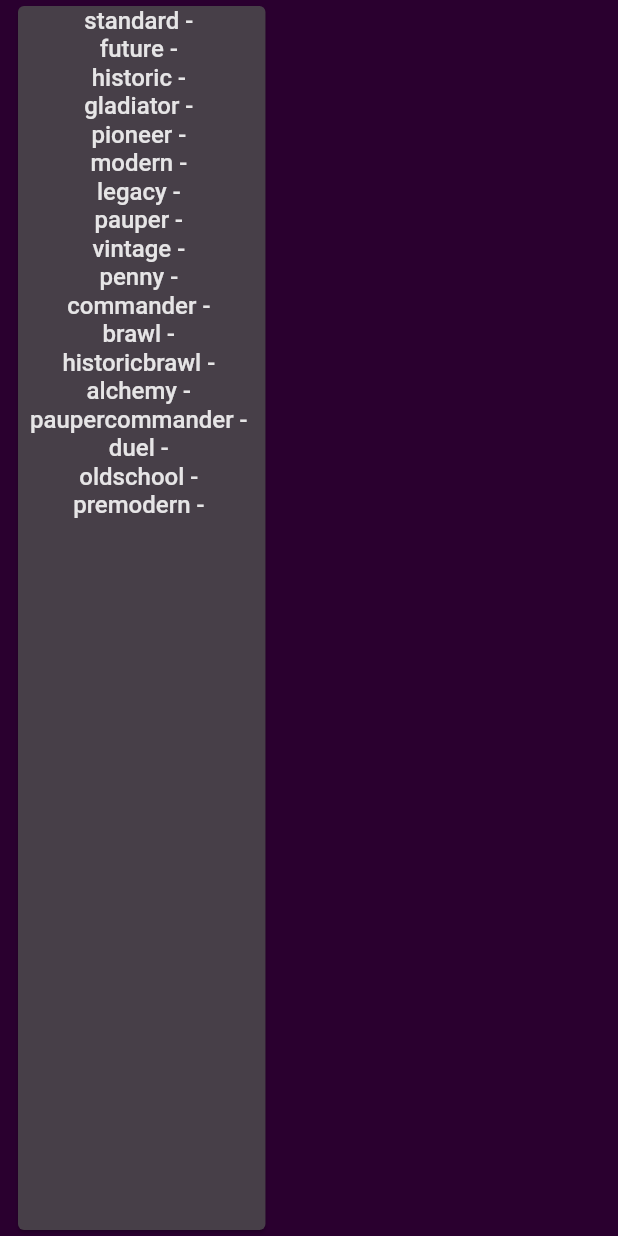
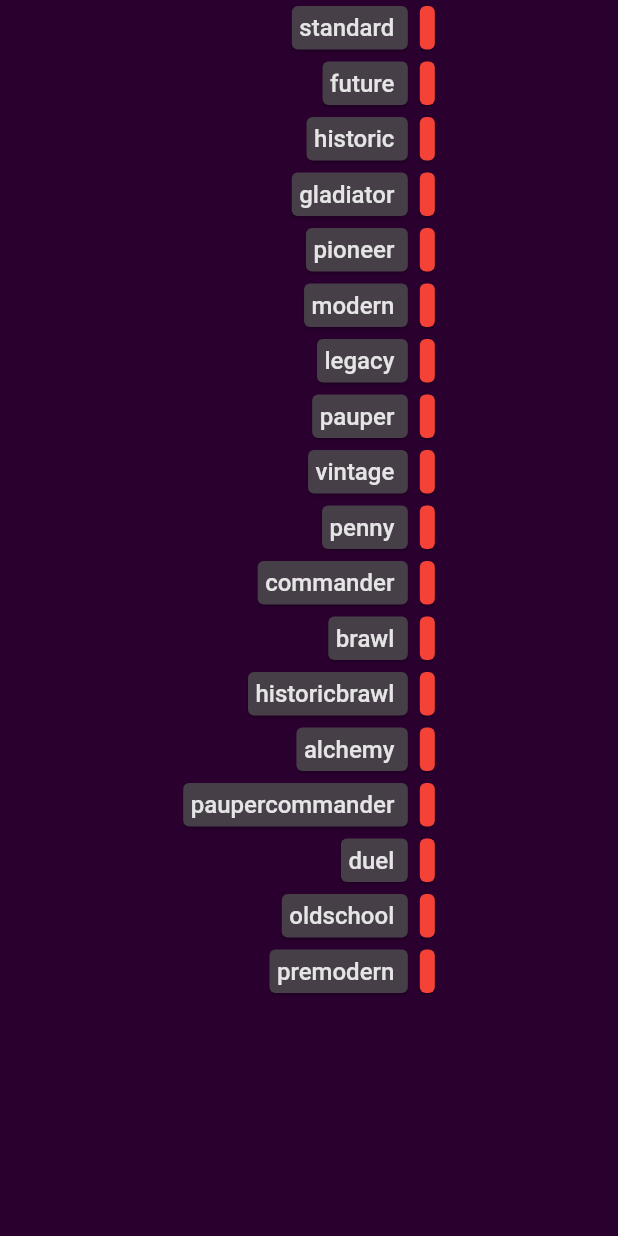
Before and after one commit to Rangel07/scryfallAPP, a Flutter app: the CardLegal widget shown alone on an empty page, opened directly with empty values, on a phone screen of 412 x 824 dp. Run offline on Flutter 3.47's test engine with Material 2 defaults, Android fonts, the phone set to English and light mode, and no system bars; network calls fail.

Commit message:
Customize legalities cards

```diff
--- a/scryfall_app/lib/pages/card_page.dart
+++ b/scryfall_app/lib/pages/card_page.dart
@@ -2,7 +2,7 @@ import 'dart:convert';
 
 import 'package:flutter/material.dart';
 import 'package:scryfall_app/globals/globals.dart';
-import 'package:scryfall_app/widgets/format_legal.dart';
+import 'package:scryfall_app/widgets/card_legal.dart';
 
 class CardPage extends StatelessWidget {
   const CardPage({Key? key, this.data}) : super(key: key);
--- /dev/null
+++ b/scryfall_app/lib/widgets/card_legal.dart
@@ -0,0 +1,47 @@
+import 'dart:convert';
+
+import 'package:flutter/material.dart';
+import 'package:scryfall_app/globals/globals.dart';
+import 'package:scryfall_app/globals/legalities.dart';
+
+class CardLegal extends StatelessWidget {
+  CardLegal({Key? key, @required this.data}) : super(key: key);
+
+  final dynamic data;
+
+  // Legalities legal = Legalities.fromJson(data);
+
+  @override
+  Widget build(BuildContext context) {
+    Legalities legal = Legalities.fromJson(data);
+    var legalList = legal.toJson();
+    return Padding(
+      padding: const EdgeInsets.fromLTRB(8, 0, 8, 8),
+      child: Row(
+        mainAxisAlignment: MainAxisAlignment.center,
+        children: [
+
+          Column(
+            crossAxisAlignment: CrossAxisAlignment.end,
+            children: [
+              for (var format in formatList)
+              Card(child: Padding(
+                padding: const EdgeInsets.all(5.0),
+                child: Text("$format ", style: ktextCard,),
+              ), color: kgrey,),
+            ],
+          ),
+          Column(
+            crossAxisAlignment: CrossAxisAlignment.start,
+            children: [
+            for (var format in formatList)
+            Card(child: Padding(
+                padding: const EdgeInsets.all(5.0),
+                child: Text(legalList[format], style: ktextCard,),
+              ),color: (legalList[format]=='legal')? Colors.green : Colors.red,)
+          ],)
+        ],
+      ),
+    );
+  }
+}
--- a/scryfall_app/lib/widgets/format_legal.dart
+++ /dev/null
@@ -1,34 +0,0 @@
-import 'dart:convert';
-
-import 'package:flutter/material.dart';
-import 'package:scryfall_app/globals/globals.dart';
-import 'package:scryfall_app/globals/legalities.dart';
-
-class CardLegal extends StatelessWidget {
-  CardLegal({Key? key, @required this.data}) : super(key: key);
-
-  final dynamic data;
-
-  // Legalities legal = Legalities.fromJson(data);
-
-  @override
-  Widget build(BuildContext context) {
-    Legalities legal = Legalities.fromJson(data);
-    var legalList = legal.toJson();
-    return Padding(
-      padding: const EdgeInsets.fromLTRB(8, 0, 8, 0),
-      child: Card(
-        color: kgrey,
-        child: Padding(
-          padding: const EdgeInsets.fromLTRB(8, 0, 8, 8),
-          child: Column(
-            children: [
-              for (var format in formatList)
-              Text("$format - ${legalList[format]}", style: ktextCard,)
-            ],
-          ),
-        ),
-      ),
-    );
-  }
-}
```
